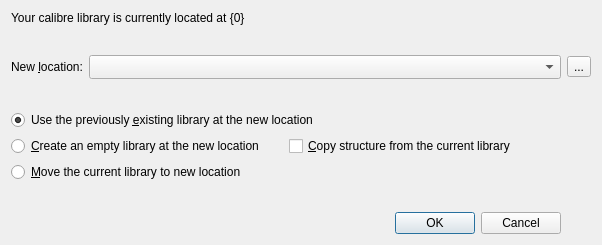
Qt form src/calibre/gui2/dialogs/choose_library.ui (kovidgoyal/calibre) before a commit.
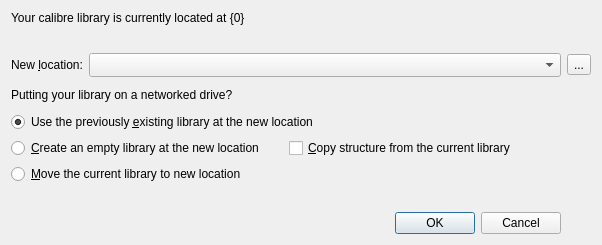
The same form after that commit. Icons and pictures are not drawn. Custom widgets are drawn as their Qt base class.

What changed in the file:
```diff
--- a/src/calibre/gui2/dialogs/choose_library.ui
+++ b/src/calibre/gui2/dialogs/choose_library.ui
@@ -38,6 +38,16 @@
      </property>
     </widget>
    </item>
+      <item row="3" column="0" colspan="4">
+    <widget class="QLabel" name="network_warning">
+     <property name="text">
+      <string>Putting your library on a networked drive?</string>
+     </property>
+     <property name="wordWrap">
+      <bool>true</bool>
+     </property>
+    </widget>
+   </item>
    <item row="4" column="0" colspan="4">
     <widget class="QRadioButton" name="existing_library">
      <property name="text">
```
